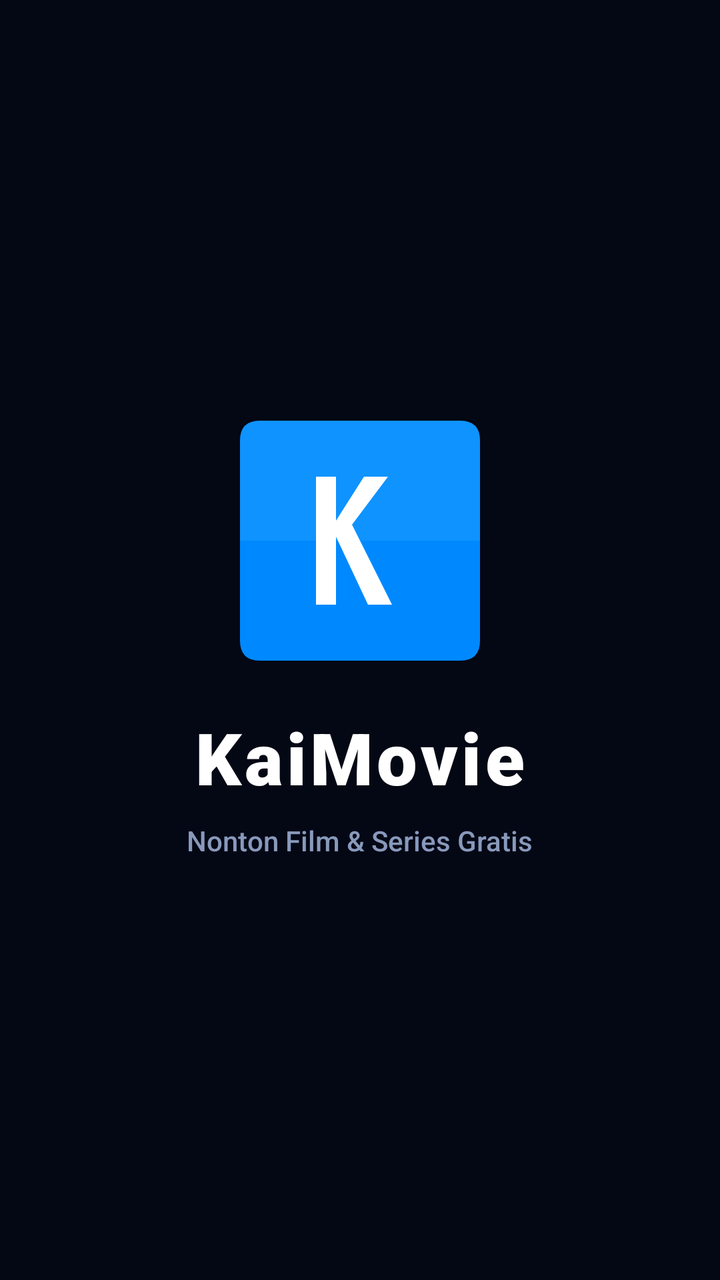
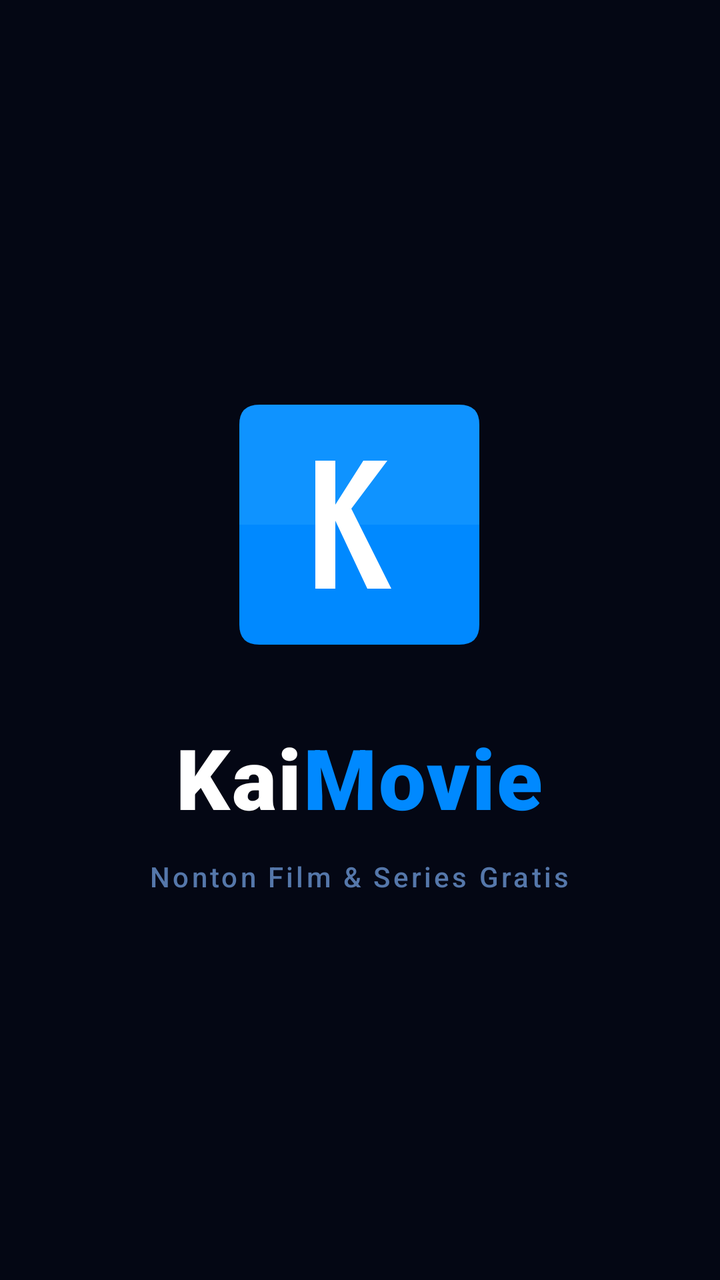

Compare the two renders of this Android layout. The source of the first and the diff that turns it into the second are given below.
<!-- AndroidManifest.xml: activity theme Theme.KaiMovie.Splash -->
<!-- res/layout/activity_splash.xml -->
<?xml version="1.0" encoding="utf-8"?>
<LinearLayout xmlns:android="http://schemas.android.com/apk/res/android"
    android:layout_width="match_parent"
    android:layout_height="match_parent"
    android:background="#040714"
    android:gravity="center"
    android:orientation="vertical">

    
    <ImageView
        android:id="@+id/splashLogo"
        android:layout_width="120dp"
        android:layout_height="120dp"
        android:src="@drawable/splash_logo"
        android:contentDescription="KaiMovie" />

    
    <TextView
        android:id="@+id/splashTitle"
        android:layout_width="wrap_content"
        android:layout_height="wrap_content"
        android:layout_marginTop="24dp"
        android:text="KaiMovie"
        android:textColor="#FFFFFF"
        android:textSize="36sp"
        android:fontFamily="sans-serif-black"
        android:letterSpacing="0.05" />

    
    <TextView
        android:id="@+id/splashSubtitle"
        android:layout_width="wrap_content"
        android:layout_height="wrap_content"
        android:layout_marginTop="8dp"
        android:text="Nonton Film &amp; Series Gratis"
        android:textColor="#8899BB"
        android:textSize="14sp"
        android:fontFamily="sans-serif-medium" />

</LinearLayout>
<!-- resources referenced by this layout -->
<resources>
  <!-- drawable splash_logo (drawable) -->
  <?xml version="1.0" encoding="utf-8"?>
  <vector xmlns:android="http://schemas.android.com/apk/res/android"
      android:width="120dp"
      android:height="120dp"
      android:viewportWidth="120"
      android:viewportHeight="120">
      
      <path
          android:fillColor="#0089ff"
          android:pathData="M10,0 L110,0 Q120,0 120,10 L120,110 Q120,120 110,120 L10,120 Q0,120 0,110 L0,10 Q0,0 10,0 Z" />
      
      <path
          android:fillColor="#33AAFF"
          android:fillAlpha="0.3"
          android:pathData="M10,0 L110,0 Q120,0 120,10 L120,60 L0,60 L0,10 Q0,0 10,0 Z" />
      
      <path
          android:fillColor="#FFFFFF"
          android:pathData="M38,28 L48,28 L48,50 L62,28 L74,28 L56,52 L76,92 L64,92 L48,58 L48,92 L38,92 Z" />
  </vector>
  <style name="Theme.KaiMovie.Splash" parent="android:Theme.Material.NoActionBar">
          <item name="android:windowBackground">@color/splash_bg</item>
          <item name="android:statusBarColor">@color/splash_bg</item>
          <item name="android:navigationBarColor">@color/splash_bg</item>
      </style>
  <color name="splash_bg">#040714</color>
</resources>

<!-- the commit's change to res/layout/activity_splash.xml (unified diff, before → after) -->
@@ -1,40 +1,81 @@
 <?xml version="1.0" encoding="utf-8"?>
-<LinearLayout xmlns:android="http://schemas.android.com/apk/res/android"
+<RelativeLayout xmlns:android="http://schemas.android.com/apk/res/android"
     android:layout_width="match_parent"
     android:layout_height="match_parent"
-    android:background="#040714"
-    android:gravity="center"
-    android:orientation="vertical">
+    android:background="#040714">
 
-    
-    <ImageView
-        android:id="@+id/splashLogo"
-        android:layout_width="120dp"
-        android:layout_height="120dp"
-        android:src="@drawable/splash_logo"
-        android:contentDescription="KaiMovie" />
-
-    
-    <TextView
-        android:id="@+id/splashTitle"
+    <LinearLayout
         android:layout_width="wrap_content"
         android:layout_height="wrap_content"
-        android:layout_marginTop="24dp"
-        android:text="KaiMovie"
-        android:textColor="#FFFFFF"
-        android:textSize="36sp"
-        android:fontFamily="sans-serif-black"
-        android:letterSpacing="0.05" />
+        android:layout_centerInParent="true"
+        android:gravity="center"
+        android:orientation="vertical">
 
-    
-    <TextView
-        android:id="@+id/splashSubtitle"
-        android:layout_width="wrap_content"
-        android:layout_height="wrap_content"
-        android:layout_marginTop="8dp"
-        android:text="Nonton Film &amp; Series Gratis"
-        android:textColor="#8899BB"
-        android:textSize="14sp"
-        android:fontFamily="sans-serif-medium" />
+        
+        <FrameLayout
+            android:layout_width="140dp"
+            android:layout_height="140dp"
+            android:layout_gravity="center">
 
-</LinearLayout>
+            
+            <View
+                android:id="@+id/glowRing"
+                android:layout_width="140dp"
+                android:layout_height="140dp"
+                android:layout_gravity="center"
+                android:background="@drawable/glow_ring"
+                android:alpha="0" />
+
+            
+            <ImageView
+                android:id="@+id/splashLogo"
+                android:layout_width="120dp"
+                android:layout_height="120dp"
+                android:layout_gravity="center"
+                android:src="@drawable/splash_logo"
+                android:contentDescription="KaiMovie" />
+        </FrameLayout>
+
+        
+        <LinearLayout
+            android:layout_width="wrap_content"
+            android:layout_height="wrap_content"
+            android:layout_marginTop="28dp"
+            android:orientation="horizontal"
+            android:gravity="center">
+
+            <TextView
+                android:id="@+id/splashTitleKai"
+                android:layout_width="wrap_content"
+                android:layout_height="wrap_content"
+                android:text="Kai"
+                android:textColor="#FFFFFF"
+                android:textSize="42sp"
+                android:fontFamily="sans-serif-black"
+                android:letterSpacing="0.02" />
+
+            <TextView
+                android:id="@+id/splashTitleMovie"
+                android:layout_width="wrap_content"
+                android:layout_height="wrap_content"
+                android:text="Movie"
+                android:textColor="#0089FF"
+                android:textSize="42sp"
+                android:fontFamily="sans-serif-black"
+                android:letterSpacing="0.02" />
+        </LinearLayout>
+
+        
+        <TextView
+            android:id="@+id/splashSubtitle"
+            android:layout_width="wrap_content"
+            android:layout_height="wrap_content"
+            android:layout_marginTop="12dp"
+            android:text="Nonton Film &amp; Series Gratis"
+            android:textColor="#5577AA"
+            android:textSize="14sp"
+            android:fontFamily="sans-serif-medium"
+            android:letterSpacing="0.1" />
+    </LinearLayout>
+
+</RelativeLayout>
<!-- resource entries referenced after the edit -->
@@ -1,5 +1,14 @@
 <!-- resources referenced by this layout -->
 <resources>
+  <!-- drawable glow_ring (drawable) -->
+  <?xml version="1.0" encoding="utf-8"?>
+  <shape xmlns:android="http://schemas.android.com/apk/res/android"
+      android:shape="oval">
+      <stroke
+          android:width="3dp"
+          android:color="#0089FF" />
+      <solid android:color="#00000000" />
+  </shape>
   <!-- drawable splash_logo (drawable) -->
   <?xml version="1.0" encoding="utf-8"?>
   <vector xmlns:android="http://schemas.android.com/apk/res/android"
